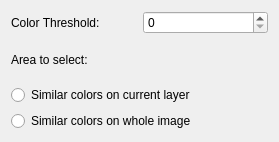
Above: designer/FeatherSelectOptionsWidgetUi.ui from skitzycat/beedraw before the change. Below: the same form after it.
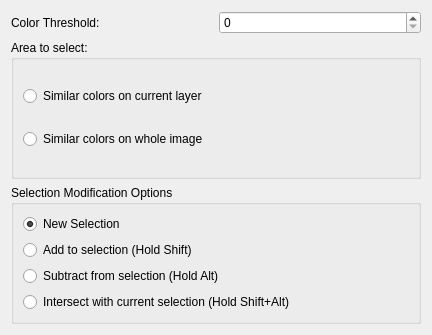
That is the form after the change.

Commit message: selections are now a single path, grow and shrink selections now avaialable

What changed in the file:
```diff
--- a/designer/FeatherSelectOptionsWidgetUi.ui
+++ b/designer/FeatherSelectOptionsWidgetUi.ui
@@ -5,14 +5,14 @@
    <rect>
     <x>0</x>
     <y>0</y>
-    <width>279</width>
-    <height>142</height>
+    <width>432</width>
+    <height>335</height>
    </rect>
   </property>
   <property name="windowTitle" >
    <string>Form</string>
   </property>
-  <layout class="QVBoxLayout" >
+  <layout class="QVBoxLayout" name="verticalLayout_3" >
    <item>
     <layout class="QHBoxLayout" >
      <item>
@@ -32,24 +32,69 @@
     </layout>
    </item>
    <item>
-    <widget class="QLabel" name="label" >
-     <property name="text" >
+    <widget class="QGroupBox" name="groupBox" >
+     <property name="title" >
       <string>Area to select:</string>
      </property>
+     <layout class="QVBoxLayout" name="verticalLayout" >
+      <item>
+       <widget class="QRadioButton" name="radio_cur_layer" >
+        <property name="text" >
+         <string>Similar colors on current layer</string>
+        </property>
+       </widget>
+      </item>
+      <item>
+       <widget class="QRadioButton" name="radio_whole_image" >
+        <property name="text" >
+         <string>Similar colors on whole image</string>
+        </property>
+       </widget>
+      </item>
+     </layout>
     </widget>
    </item>
    <item>
-    <widget class="QRadioButton" name="radio_cur_layer" >
-     <property name="text" >
-      <string>Similar colors on current layer</string>
+    <widget class="QGroupBox" name="groupBox_2" >
+     <property name="title" >
+      <string>Selection Modification Options</string>
      </property>
-    </widget>
-   </item>
-   <item>
-    <widget class="QRadioButton" name="radio_whole_image" >
-     <property name="text" >
-      <string>Similar colors on whole image</string>
+     <property name="checkable" >
+      <bool>false</bool>
      </property>
+     <layout class="QVBoxLayout" name="verticalLayout_2" >
+      <item>
+       <widget class="QRadioButton" name="new_selection_button" >
+        <property name="text" >
+         <string>New Selection</string>
+        </property>
+        <property name="checked" >
+         <bool>true</bool>
+        </property>
+       </widget>
+      </item>
+      <item>
+       <widget class="QRadioButton" name="add_selection_button" >
+        <property name="text" >
+         <string>Add to selection (Hold Shift)</string>
+        </property>
+       </widget>
+      </item>
+      <item>
+       <widget class="QRadioButton" name="subtract_selection_button" >
+        <property name="text" >
+         <string>Subtract from selection (Hold Alt)</string>
+        </property>
+       </widget>
+      </item>
+      <item>
+       <widget class="QRadioButton" name="intersect_selection_button" >
+        <property name="text" >
+         <string>Intersect with current selection (Hold Shift+Alt)</string>
+        </property>
+       </widget>
+      </item>
+     </layout>
     </widget>
    </item>
   </layout>
```
The commit also changes 5 other files.
